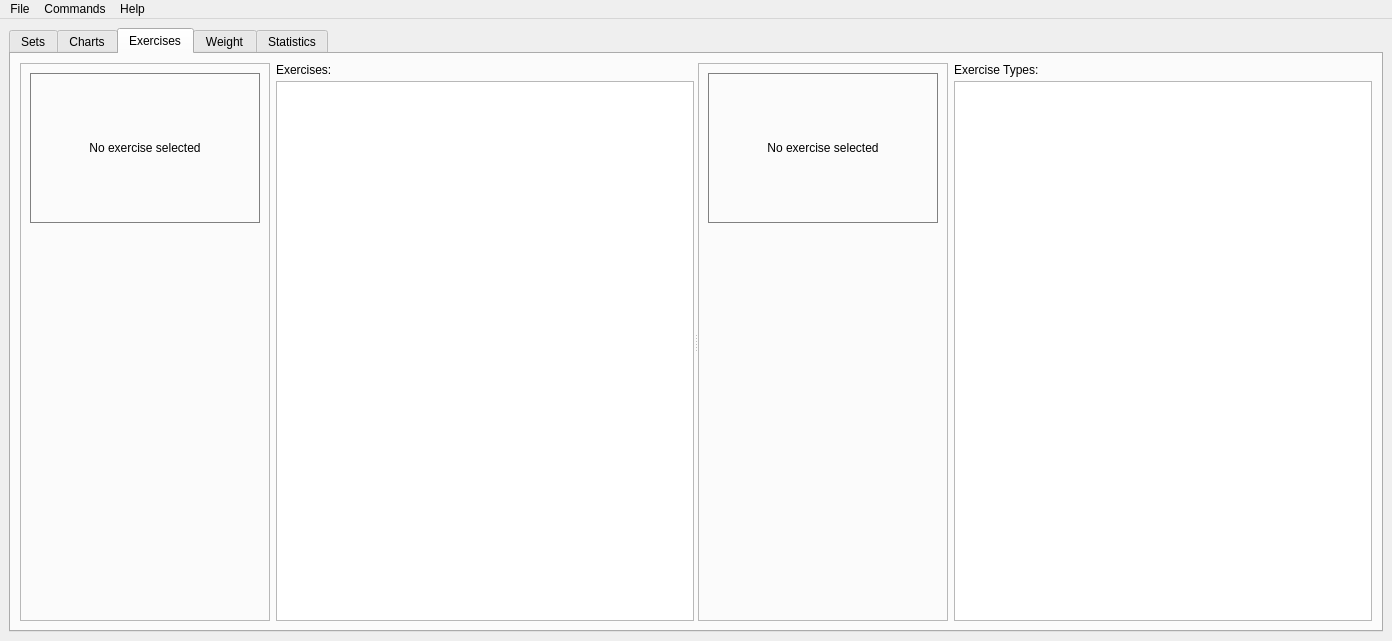
First picture: the form in src/harrix_swiss_knife/apps/fitness/window.ui, repository Harrix/harrix-swiss-knife, before the edit.
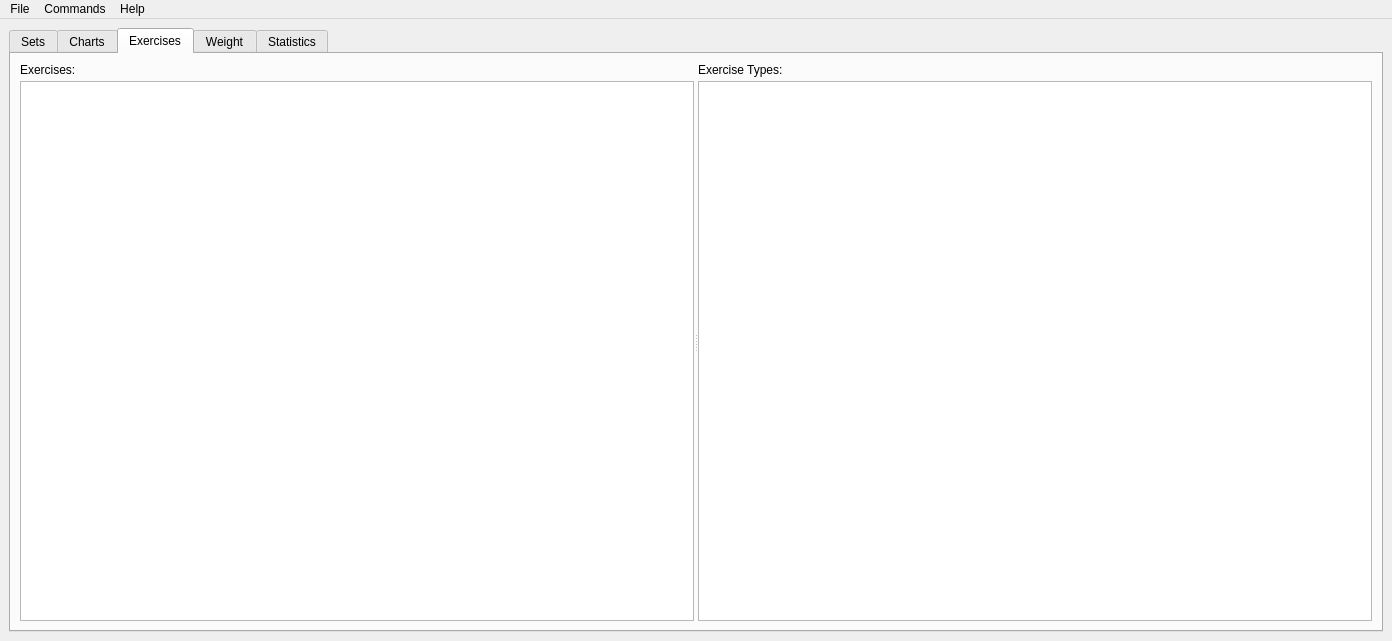
Second picture: the form after the edit. The open tabs and pages were chosen to show the change.

Commit message: 🔧 Shrink fitness table icons and remove side previews

```diff
--- a/src/harrix_swiss_knife/apps/fitness/window.ui
+++ b/src/harrix_swiss_knife/apps/fitness/window.ui
@@ -866,190 +866,36 @@
            <bool>false</bool>
           </property>
           <widget class="QWidget" name="widget_top">
-           <layout class="QHBoxLayout" name="horizontalLayout_2">
+           <layout class="QVBoxLayout" name="verticalLayout_exercises_table">
+            <property name="spacing">
+             <number>4</number>
+            </property>
             <item>
-             <widget class="QFrame" name="frame_2">
-              <property name="minimumSize">
-               <size>
-                <width>250</width>
-                <height>0</height>
-               </size>
+             <widget class="QLabel" name="label_exercises_table">
+              <property name="text">
+               <string>Exercises:</string>
               </property>
-              <property name="maximumSize">
-               <size>
-                <width>250</width>
-                <height>16777215</height>
-               </size>
-              </property>
-              <property name="frameShape">
-               <enum>QFrame::Shape::StyledPanel</enum>
-              </property>
-              <property name="frameShadow">
-               <enum>QFrame::Shadow::Raised</enum>
-              </property>
-              <layout class="QVBoxLayout" name="verticalLayout_15">
-               <item>
-                <widget class="QLabel" name="label_exercise_avif_2">
-                 <property name="minimumSize">
-                  <size>
-                   <width>0</width>
-                   <height>150</height>
-                  </size>
-                 </property>
-                 <property name="styleSheet">
-                  <string notr="true">border: 1px solid gray;</string>
-                 </property>
-                 <property name="text">
-                  <string>No exercise selected</string>
-                 </property>
-                 <property name="scaledContents">
-                  <bool>false</bool>
-                 </property>
-                 <property name="alignment">
-                  <set>Qt::AlignmentFlag::AlignCenter</set>
-                 </property>
-                </widget>
-               </item>
-               <item>
-                <spacer name="verticalSpacer_2">
-                 <property name="orientation">
-                  <enum>Qt::Orientation::Vertical</enum>
-                 </property>
-                 <property name="sizeHint" stdset="0">
-                  <size>
-                   <width>20</width>
-                   <height>581</height>
-                  </size>
-                 </property>
-                </spacer>
-               </item>
-              </layout>
              </widget>
             </item>
             <item>
-             <widget class="QWidget" name="widget_exercises_table">
-              <layout class="QVBoxLayout" name="verticalLayout_exercises_table">
-               <property name="spacing">
-                <number>4</number>
-               </property>
-               <property name="leftMargin">
-                <number>0</number>
-               </property>
-               <property name="topMargin">
-                <number>0</number>
-               </property>
-               <property name="rightMargin">
-                <number>0</number>
-               </property>
-               <property name="bottomMargin">
-                <number>0</number>
-               </property>
-               <item>
-                <widget class="QLabel" name="label_exercises_table">
-                 <property name="text">
-                  <string>Exercises:</string>
-                 </property>
-                </widget>
-               </item>
-               <item>
-                <widget class="QTableView" name="tableView_exercises"/>
-               </item>
-              </layout>
-             </widget>
+             <widget class="QTableView" name="tableView_exercises"/>
             </item>
            </layout>
           </widget>
           <widget class="QWidget" name="widget_bottom">
-           <layout class="QHBoxLayout" name="horizontalLayout_3">
+           <layout class="QVBoxLayout" name="verticalLayout_exercise_types_table">
+            <property name="spacing">
+             <number>4</number>
+            </property>
             <item>
-             <widget class="QFrame" name="frame_3">
-              <property name="minimumSize">
-               <size>
-                <width>250</width>
-                <height>0</height>
-               </size>
+             <widget class="QLabel" name="label_exercise_types_table">
+              <property name="text">
+               <string>Exercise Types:</string>
               </property>
-              <property name="maximumSize">
-               <size>
-                <width>250</width>
-                <height>16777215</height>
-               </size>
-              </property>
-              <property name="frameShape">
-               <enum>QFrame::Shape::StyledPanel</enum>
-              </property>
-              <property name="frameShadow">
-               <enum>QFrame::Shadow::Raised</enum>
-              </property>
-              <layout class="QVBoxLayout" name="verticalLayout_12">
-               <item>
-                <widget class="QLabel" name="label_exercise_avif_3">
-                 <property name="minimumSize">
-                  <size>
-                   <width>0</width>
-                   <height>150</height>
-                  </size>
-                 </property>
-                 <property name="styleSheet">
-                  <string notr="true">border: 1px solid gray;</string>
-                 </property>
-                 <property name="text">
-                  <string>No exercise selected</string>
-                 </property>
-                 <property name="scaledContents">
-                  <bool>false</bool>
-                 </property>
-                 <property name="alignment">
-                  <set>Qt::AlignmentFlag::AlignCenter</set>
-                 </property>
-                </widget>
-               </item>
-               <item>
-                <spacer name="verticalSpacer_3">
-                 <property name="orientation">
-                  <enum>Qt::Orientation::Vertical</enum>
-                 </property>
-                 <property name="sizeHint" stdset="0">
-                  <size>
-                   <width>20</width>
-                   <height>608</height>
-                  </size>
-                 </property>
-                </spacer>
-               </item>
-              </layout>
              </widget>
             </item>
             <item>
-             <widget class="QWidget" name="widget_exercise_types_table">
-              <layout class="QVBoxLayout" name="verticalLayout_exercise_types_table">
-               <property name="spacing">
-                <number>4</number>
-               </property>
-               <property name="leftMargin">
-                <number>0</number>
-               </property>
-               <property name="topMargin">
-                <number>0</number>
-               </property>
-               <property name="rightMargin">
-                <number>0</number>
-               </property>
-               <property name="bottomMargin">
-                <number>0</number>
-               </property>
-               <item>
-                <widget class="QLabel" name="label_exercise_types_table">
-                 <property name="text">
-                  <string>Exercise Types:</string>
-                 </property>
-                </widget>
-               </item>
-               <item>
-                <widget class="QTableView" name="tableView_exercise_types"/>
-               </item>
-              </layout>
-             </widget>
+             <widget class="QTableView" name="tableView_exercise_types"/>
             </item>
            </layout>
           </widget>
```
The commit also changes 6 other files.
